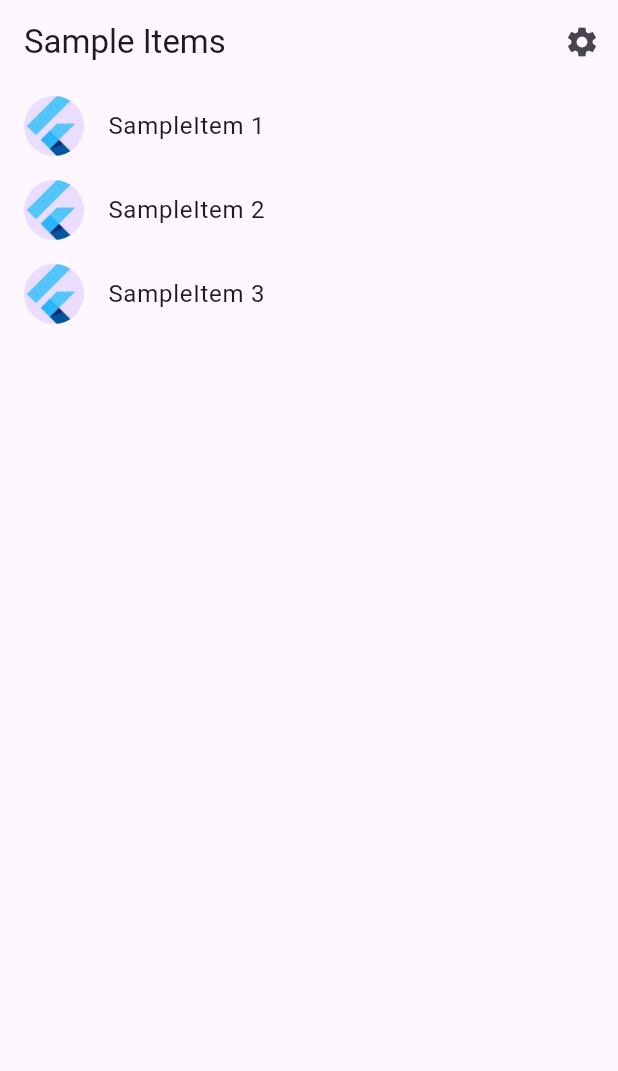
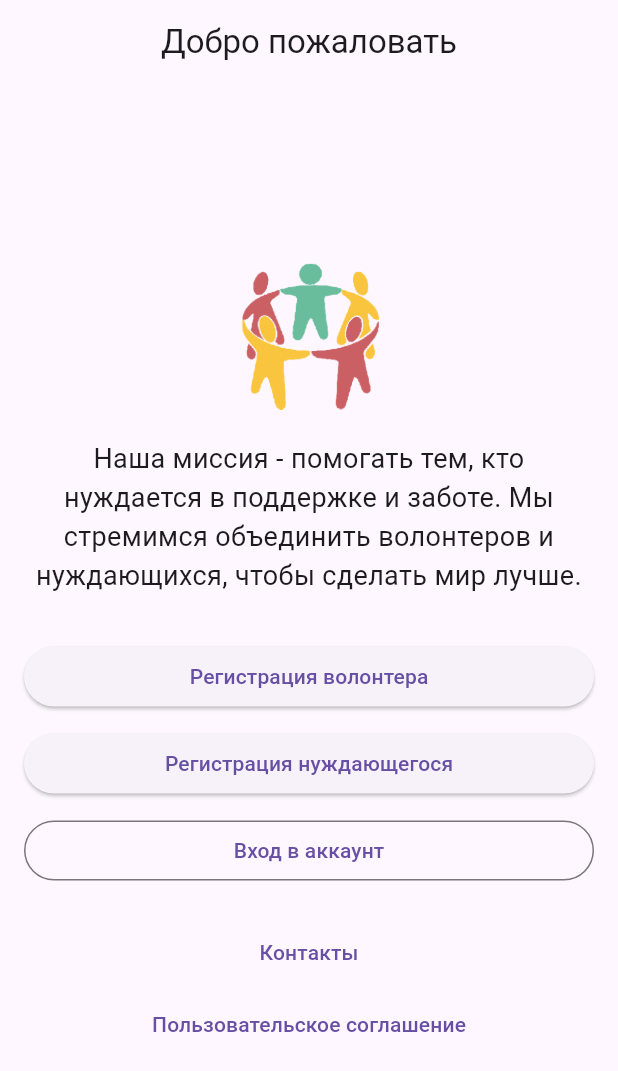
Before and after one commit to nastix123/together, a Flutter app: the screen it shows after launch, on a phone screen of 412 x 824 dp. Shown: the top 1071 px of the screen. Run offline on Flutter 3.47's test engine with Material 3 defaults, Android fonts, the phone set to English and light mode, and no system bars; our stand-ins replace file_picker; generated files the repository leaves out were written again.

Commit message:
#1 added UI for registration

```diff
--- /dev/null
+++ b/lib/src/registration/choose_role_view.dart
@@ -0,0 +1,79 @@
+
+
+import 'package:flutter/material.dart';
+
+class WelcomeScreen extends StatelessWidget {
+  const WelcomeScreen({super.key});
+
+  @override
+  Widget build(BuildContext context) {
+    return Scaffold(
+      appBar: AppBar(
+        centerTitle: true,
+        title: const Text("Добро пожаловать"),
+      ),
+      body: Padding(
+        padding: const EdgeInsets.all(16.0),
+        child: Column(
+          mainAxisAlignment: MainAxisAlignment.center,
+          crossAxisAlignment: CrossAxisAlignment.stretch,
+          children: [
+
+            Center(
+              child: Image.asset(
+                'assets/images/logo.png',
+                height: 100,
+              ),
+            ),
+            const SizedBox(height: 20),
+            const Text(
+              'Наша миссия - помогать тем, кто нуждается в поддержке и заботе. '
+              'Мы стремимся объединить волонтеров и нуждающихся, чтобы сделать мир лучше.',
+              textAlign: TextAlign.center,
+              style: TextStyle(fontSize: 18),
+            ),
+            const SizedBox(height: 30),
+
+            ElevatedButton(
+              onPressed: () {
+                Navigator.pushNamed(context, '/volunteer-registration');
+              },
+              child: const Text("Регистрация волонтера"),
+            ),
+            const SizedBox(height: 10),
+
+
+            ElevatedButton(
+              onPressed: () {
+                Navigator.pushNamed(context, '/needy-registration');
+              },
+              child: const Text("Регистрация нуждающегося"),
+            ),
+            const SizedBox(height: 10),
+
+            OutlinedButton(
+              onPressed: () {
+                Navigator.pushNamed(context, '/login');
+              },
+              child: const Text("Вход в аккаунт"),
+            ),
+            const SizedBox(height: 20),
+
+            TextButton(
+              onPressed: () {
+                Navigator.pushNamed(context, '/contacts');
+              },
+              child: const Text("Контакты"),
+            ),
+            TextButton(
+              onPressed: () {
+                Navigator.pushNamed(context, '/user-agreement');
+              },
+              child: const Text("Пользовательское соглашение"),
+            ),
+          ],
+        ),
+      ),
+    );
+  }
+}
--- a/lib/src/sample_feature/sample_item.dart
+++ /dev/null
@@ -1,6 +0,0 @@
-/// A placeholder class that represents an entity or model.
-class SampleItem {
-  const SampleItem(this.id);
-
-  final int id;
-}
--- a/lib/src/sample_feature/sample_item_list_view.dart
+++ /dev/null
@@ -1,71 +0,0 @@
-import 'package:flutter/material.dart';
-
-import '../settings/settings_view.dart';
-import 'sample_item.dart';
-import 'sample_item_details_view.dart';
-
-/// Displays a list of SampleItems.
-class SampleItemListView extends StatelessWidget {
-  const SampleItemListView({
-    super.key,
-    this.items = const [SampleItem(1), SampleItem(2), SampleItem(3)],
-  });
-
-  static const routeName = '/';
-
-  final List<SampleItem> items;
-
-  @override
-  Widget build(BuildContext context) {
-    return Scaffold(
-      appBar: AppBar(
-        title: const Text('Sample Items'),
-        actions: [
-          IconButton(
-            icon: const Icon(Icons.settings),
-            onPressed: () {
-              // Navigate to the settings page. If the user leaves and returns
-              // to the app after it has been killed while running in the
-              // background, the navigation stack is restored.
-              Navigator.restorablePushNamed(context, SettingsView.routeName);
-            },
-          ),
-        ],
-      ),
-
-      // To work with lists that may contain a large number of items, it’s best
-      // to use the ListView.builder constructor.
-      //
-      // In contrast to the default ListView constructor, which requires
-      // building all Widgets up front, the ListView.builder constructor lazily
-      // builds Widgets as they’re scrolled into view.
-      body: ListView.builder(
-        // Providing a restorationId allows the ListView to restore the
-        // scroll position when a user leaves and returns to the app after it
-        // has been killed while running in the background.
-        restorationId: 'sampleItemListView',
-        itemCount: items.length,
-        itemBuilder: (BuildContext context, int index) {
-          final item = items[index];
-
-          return ListTile(
-            title: Text('SampleItem ${item.id}'),
-            leading: const CircleAvatar(
-              // Display the Flutter Logo image asset.
-              foregroundImage: AssetImage('assets/images/flutter_logo.png'),
-            ),
-            onTap: () {
-              // Navigate to the details page. If the user leaves and returns to
-              // the app after it has been killed while running in the
-              // background, the navigation stack is restored.
-              Navigator.restorablePushNamed(
-                context,
-                SampleItemDetailsView.routeName,
-              );
-            }
-          );
-        },
-      ),
-    );
-  }
-}
--- a/pubspec.yaml
+++ b/pubspec.yaml
@@ -20,6 +20,7 @@ dev_dependencies:
     sdk: flutter
 
   flutter_lints: ^4.0.0
+  file_picker: ^8.1.3
 
 flutter:
   uses-material-design: true
```
Also changed, not shown: lib/main.dart (+1 -8 lines), lib/src/app.dart (+9 -36 lines), lib/src/registration/main_registration_screen.dart (added, +24 -0 lines), lib/src/registration/needy_registration_view.dart (added, +216 -0 lines), lib/src/registration/registration_view.dart (added, +134 -0 lines), lib/src/sample_feature/sample_item_details_view.dart (deleted, +0 -20 lines), assets/images/2.0x/logo.png (added), assets/images/3.0x/logo.png (added), assets/images/logo.png (added), pubspec.lock.
